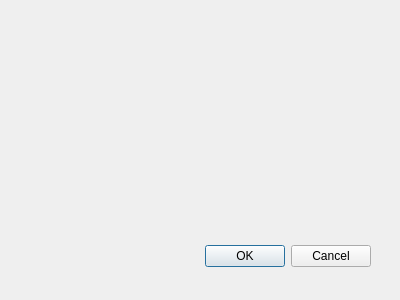
jykim74/CertMan, file CAMan/export_dlg.ui: the form before one commit.
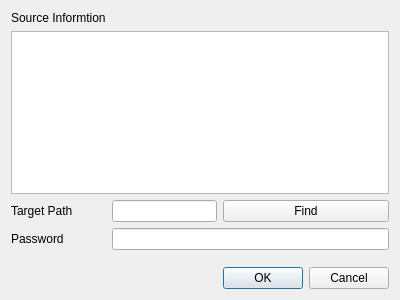
The form after the commit.

Patch:
```diff
--- a/CAMan/export_dlg.ui
+++ b/CAMan/export_dlg.ui
@@ -15,22 +15,68 @@
   <property name="windowTitle">
    <string>Dialog</string>
   </property>
-  <widget class="QDialogButtonBox" name="buttonBox">
-   <property name="geometry">
-    <rect>
-     <x>30</x>
-     <y>240</y>
-     <width>341</width>
-     <height>32</height>
-    </rect>
-   </property>
-   <property name="orientation">
-    <enum>Qt::Horizontal</enum>
-   </property>
-   <property name="standardButtons">
-    <set>QDialogButtonBox::Cancel|QDialogButtonBox::Ok</set>
-   </property>
-  </widget>
+  <layout class="QGridLayout" name="gridLayout">
+   <item row="2" column="1">
+    <widget class="QLineEdit" name="lineEdit"/>
+   </item>
+   <item row="3" column="0">
+    <widget class="QLabel" name="label_3">
+     <property name="text">
+      <string>Password</string>
+     </property>
+    </widget>
+   </item>
+   <item row="2" column="0">
+    <widget class="QLabel" name="label">
+     <property name="text">
+      <string>Target Path</string>
+     </property>
+    </widget>
+   </item>
+   <item row="0" column="0">
+    <widget class="QLabel" name="label_2">
+     <property name="text">
+      <string>Source Informtion</string>
+     </property>
+    </widget>
+   </item>
+   <item row="5" column="2">
+    <widget class="QDialogButtonBox" name="buttonBox">
+     <property name="orientation">
+      <enum>Qt::Horizontal</enum>
+     </property>
+     <property name="standardButtons">
+      <set>QDialogButtonBox::Cancel|QDialogButtonBox::Ok</set>
+     </property>
+    </widget>
+   </item>
+   <item row="2" column="2">
+    <widget class="QPushButton" name="pushButton">
+     <property name="text">
+      <string>Find</string>
+     </property>
+    </widget>
+   </item>
+   <item row="1" column="0" colspan="3">
+    <widget class="QPlainTextEdit" name="plainTextEdit"/>
+   </item>
+   <item row="3" column="1" colspan="2">
+    <widget class="QLineEdit" name="lineEdit_2"/>
+   </item>
+   <item row="4" column="0">
+    <spacer name="verticalSpacer">
+     <property name="orientation">
+      <enum>Qt::Vertical</enum>
+     </property>
+     <property name="sizeHint" stdset="0">
+      <size>
+       <width>20</width>
+       <height>40</height>
+      </size>
+     </property>
+    </spacer>
+   </item>
+  </layout>
  </widget>
  <pixmapfunction/>
  <resources/>
```
Left out of the diff: 5 changed lines with no effect on the pictures.
